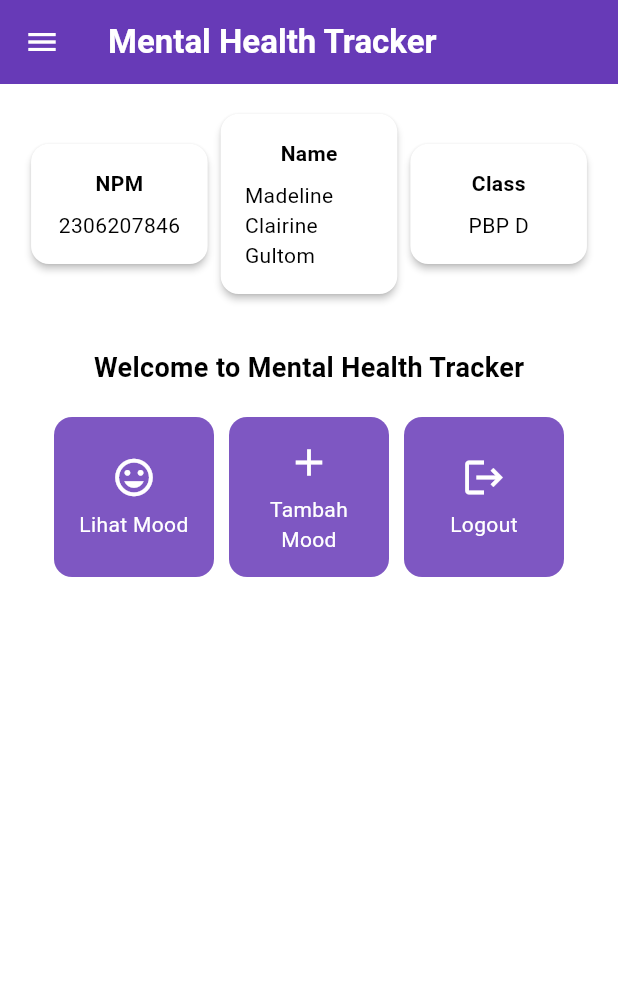
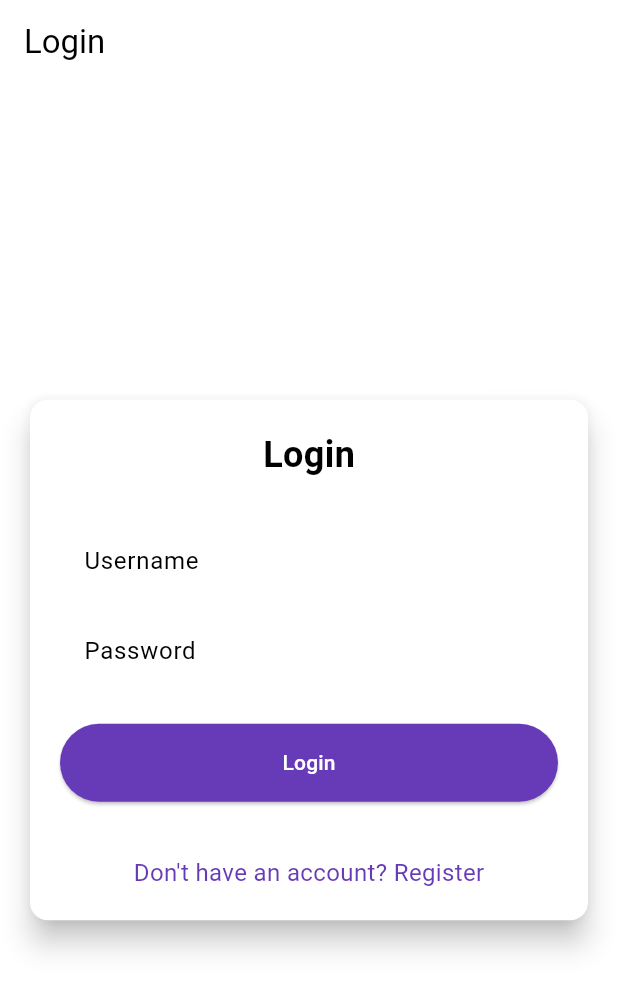
Before and after one commit to mdlnecg/mental-health-tracker-mobile, a Flutter app: the screen it shows after launch, on a phone screen of 412 x 824 dp. Shown: the top 991 px of the screen. Run offline on Flutter 3.47's test engine with Material 3 defaults, Android fonts, the phone set to English and light mode, and no system bars; missing offline and left inert: pbp_django_auth.

Commit message:
Finish Tutorial 8

```diff
--- a/lib/main.dart
+++ b/lib/main.dart
@@ -1,5 +1,7 @@
 import 'package:flutter/material.dart';
-import 'package:mental_health_tracker/screens/menu.dart';
+import 'package:pbp_django_auth/pbp_django_auth.dart';
+import 'package:mental_health_tracker/screens/login.dart';
+import 'package:provider/provider.dart';
 
 void main() {
   runApp(const MyApp());
@@ -8,18 +10,23 @@ void main() {
 class MyApp extends StatelessWidget {
   const MyApp({super.key});
 
-  // This widget is the root of your application.
   @override
   Widget build(BuildContext context) {
-    return MaterialApp(
-      title: 'Flutter Demo',
-      theme: ThemeData(
-        colorScheme: ColorScheme.fromSwatch(
-          primarySwatch: Colors.deepPurple,
-        ).copyWith(secondary: Colors.deepPurple[400]),
-        useMaterial3: true,
+    return Provider(
+      create: (_) {
+        CookieRequest request = CookieRequest();
+        return request;
+      },
+      child: MaterialApp(
+        title: 'Mental Health Tracker',
+        theme: ThemeData(
+          useMaterial3: true,
+          colorScheme: ColorScheme.fromSwatch(
+            primarySwatch: Colors.deepPurple,
+          ).copyWith(secondary: Colors.deepPurple[400]),
+        ),
+        home: const LoginPage(),
       ),
-      home: MyHomePage(),
     );
   }
 }
--- /dev/null
+++ b/lib/screens/login.dart
@@ -0,0 +1,178 @@
+import 'package:mental_health_tracker/screens/menu.dart';
+import 'package:flutter/material.dart';
+import 'package:pbp_django_auth/pbp_django_auth.dart';
+import 'package:provider/provider.dart';
+import 'package:mental_health_tracker/screens/register.dart';
+
+void main() {
+  runApp(const LoginApp());
+}
+
+class LoginApp extends StatelessWidget {
+  const LoginApp({super.key});
+
+  @override
+  Widget build(BuildContext context) {
+    return MaterialApp(
+      title: 'Login',
+      theme: ThemeData(
+        useMaterial3: true,
+        colorScheme: ColorScheme.fromSwatch(
+          primarySwatch: Colors.deepPurple,
+        ).copyWith(secondary: Colors.deepPurple[400]),
+      ),
+      home: const LoginPage(),
+    );
+  }
+}
+
+class LoginPage extends StatefulWidget {
+  const LoginPage({super.key});
+
+  @override
+  State<LoginPage> createState() => _LoginPageState();
+}
+
+class _LoginPageState extends State<LoginPage> {
+  final TextEditingController _usernameController = TextEditingController();
+  final TextEditingController _passwordController = TextEditingController();
+
+  @override
+  Widget build(BuildContext context) {
+    final request = context.watch<CookieRequest>();
+
+    return Scaffold(
+      appBar: AppBar(
+        title: const Text('Login'),
+      ),
+      body: Center(
+        child: SingleChildScrollView(
+          padding: const EdgeInsets.all(16.0),
+          child: Card(
+            elevation: 8,
+            shape: RoundedRectangleBorder(
+              borderRadius: BorderRadius.circular(12.0),
+            ),
+            child: Padding(
+              padding: const EdgeInsets.all(20.0),
+              child: Column(
+                mainAxisSize: MainAxisSize.min,
+                children: [
+                  const Text(
+                    'Login',
+                    style: TextStyle(
+                      fontSize: 24.0,
+                      fontWeight: FontWeight.bold,
+                    ),
+                  ),
+                  const SizedBox(height: 30.0),
+                  TextField(
+                    controller: _usernameController,
+                    decoration: const InputDecoration(
+                      labelText: 'Username',
+                      hintText: 'Enter your username',
+                      border: OutlineInputBorder(
+                        borderRadius: BorderRadius.all(Radius.circular(12.0)),
+                      ),
+                      contentPadding:
+                          EdgeInsets.symmetric(horizontal: 12.0, vertical: 8.0),
+                    ),
+                  ),
+                  const SizedBox(height: 12.0),
+                  TextField(
+                    controller: _passwordController,
+                    decoration: const InputDecoration(
+                      labelText: 'Password',
+                      hintText: 'Enter your password',
+                      border: OutlineInputBorder(
+                        borderRadius: BorderRadius.all(Radius.circular(12.0)),
+                      ),
+                      contentPadding:
+                          EdgeInsets.symmetric(horizontal: 12.0, vertical: 8.0),
+                    ),
+                    obscureText: true,
+                  ),
+                  const SizedBox(height: 24.0),
+                  ElevatedButton(
+                    onPressed: () async {
+                      String username = _usernameController.text;
+                      String password = _passwordController.text;
+
+                      // Cek kredensial
+                      final response = await request
+                          .login("http://127.0.0.1:8000/auth/login/", {
+                        'username': username,
+                        'password': password,
+                      });
+
+                      if (request.loggedIn) {
+                        String message = response['message'];
+                        String uname = response['username'];
+                        if (context.mounted) {
+                          Navigator.pushReplacement(
+                            context,
+                            MaterialPageRoute(
+                                builder: (context) => MyHomePage()),
+                          );
+                          ScaffoldMessenger.of(context)
+                            ..hideCurrentSnackBar()
+                            ..showSnackBar(
+                              SnackBar(
+                                  content:
+                                      Text("$message Selamat datang, $uname.")),
+                            );
+                        }
+                      } else {
+                        if (context.mounted) {
+                          showDialog(
+                            context: context,
+                            builder: (context) => AlertDialog(
+                              title: const Text('Login Gagal'),
+                              content: Text(response['message']),
+                              actions: [
+                                TextButton(
+                                  child: const Text('OK'),
+                                  onPressed: () {
+                                    Navigator.pop(context);
+                                  },
+                                ),
+                              ],
+                            ),
+                          );
+                        }
+                      }
+                    },
+                    style: ElevatedButton.styleFrom(
+                      foregroundColor: Colors.white,
+                      minimumSize: Size(double.infinity, 50),
+                      backgroundColor: Theme.of(context).colorScheme.primary,
+                      padding: const EdgeInsets.symmetric(vertical: 16.0),
+                    ),
+                    child: const Text('Login'),
+                  ),
+                  const SizedBox(height: 36.0),
+                  GestureDetector(
+                    onTap: () {
+                      Navigator.push(
+                        context,
+                        MaterialPageRoute(
+                            builder: (context) => const RegisterPage()),
+                      );
+                    },
+                    child: Text(
+                      'Don\'t have an account? Register',
+                      style: TextStyle(
+                        color: Theme.of(context).colorScheme.primary,
+                        fontSize: 16.0,
+                      ),
+                    ),
+                  ),
+                ],
+              ),
+            ),
+          ),
+        ),
+      ),
+    );
+  }
+}
--- a/pubspec.yaml
+++ b/pubspec.yaml
@@ -35,6 +35,9 @@ dependencies:
   # The following adds the Cupertino Icons font to your application.
   # Use with the CupertinoIcons class for iOS style icons.
   cupertino_icons: ^1.0.8
+  provider: ^6.1.2
+  pbp_django_auth: ^0.4.0
+  http: ^1.2.2
 
 dev_dependencies:
   flutter_test:
```
Also changed, not shown: lib/models/mood_entry.dart (added, +68 -0 lines), lib/screens/list_moodentry.dart (added, +89 -0 lines), lib/screens/moodentry_form.dart (+40 -3 lines), lib/screens/register.dart (added, +163 -0 lines), lib/widgets/left_drawer.dart (+12 -0 lines), lib/widgets/mood_card.dart (+37 -5 lines), pubspec.lock, 2 other files.
